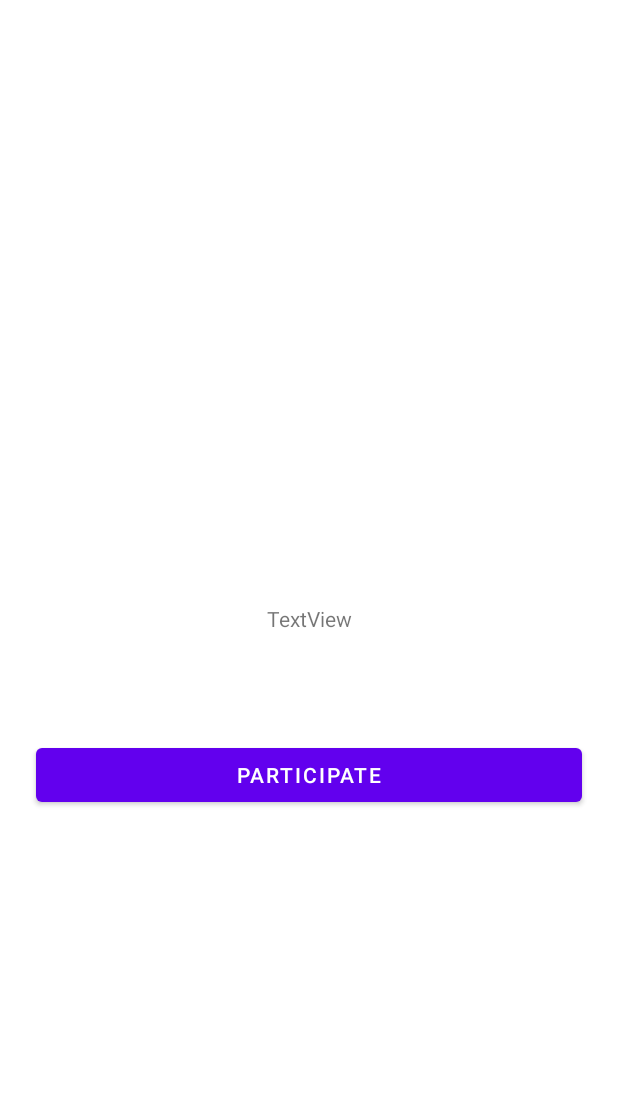
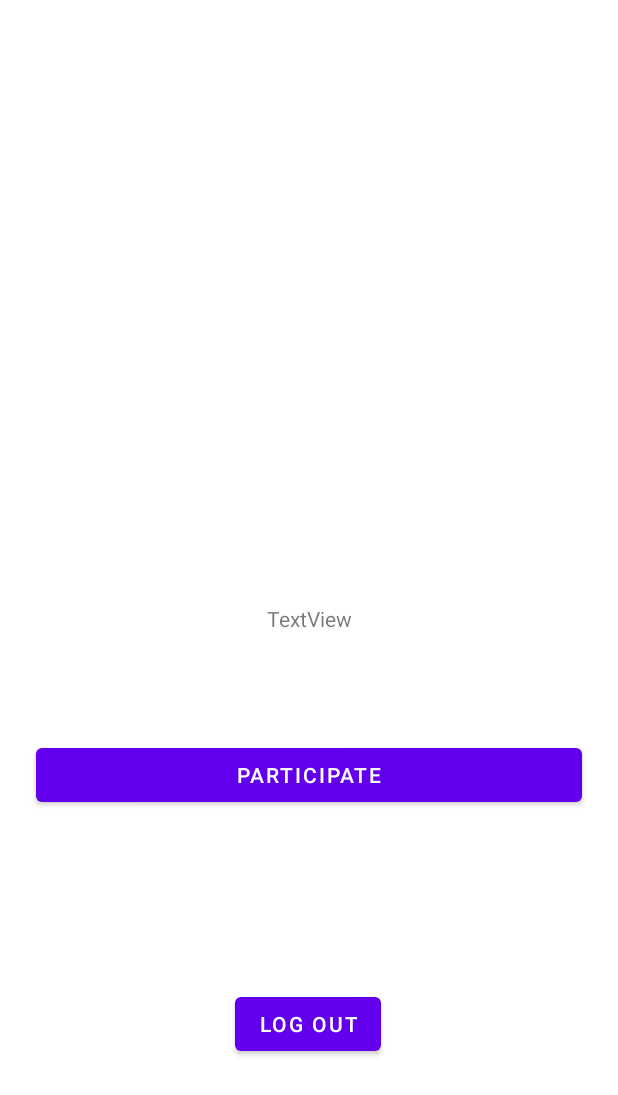
Before and after one commit to SeresP99/Thesis, an Android app: the layout activity_dashboard.xml on its own in the app's theme, with its tools: preview values and no code run, on a phone screen of 412 x 824 dp. Shown: the top 1095 px of the screen. Run offline under Robolectric (Android 15) with nearby library versions, the phone set to English and light mode, and no system bars; network calls fail.

Commit message:
feat(android): add auth methods

```diff
--- a/Pollscape/app/src/main/res/layout/activity_dashboard.xml
+++ b/Pollscape/app/src/main/res/layout/activity_dashboard.xml
@@ -29,4 +29,16 @@
         app:layout_constraintStart_toStartOf="parent"
         app:layout_constraintTop_toBottomOf="@+id/tokenLabel"
         app:layout_constraintVertical_bias="0.19999999" />
+
+    <Button
+        android:id="@+id/logOutBtn"
+        android:layout_width="wrap_content"
+        android:layout_height="wrap_content"
+        android:text="Log Out"
+        android:onClick="logOut"
+        app:layout_constraintBottom_toBottomOf="parent"
+        app:layout_constraintEnd_toEndOf="parent"
+        app:layout_constraintHorizontal_bias="0.498"
+        app:layout_constraintStart_toStartOf="parent"
+        app:layout_constraintTop_toBottomOf="@+id/participateBtn" />
 </androidx.constraintlayout.widget.ConstraintLayout>
```
Also changed, not shown: Pollscape/app/src/main/java/com/SeresP99/pollscape/Dashboard.java (+64 -3 lines), Pollscape/app/src/main/java/com/SeresP99/pollscape/MainActivity.java (+34 -9 lines), 1 other file.
